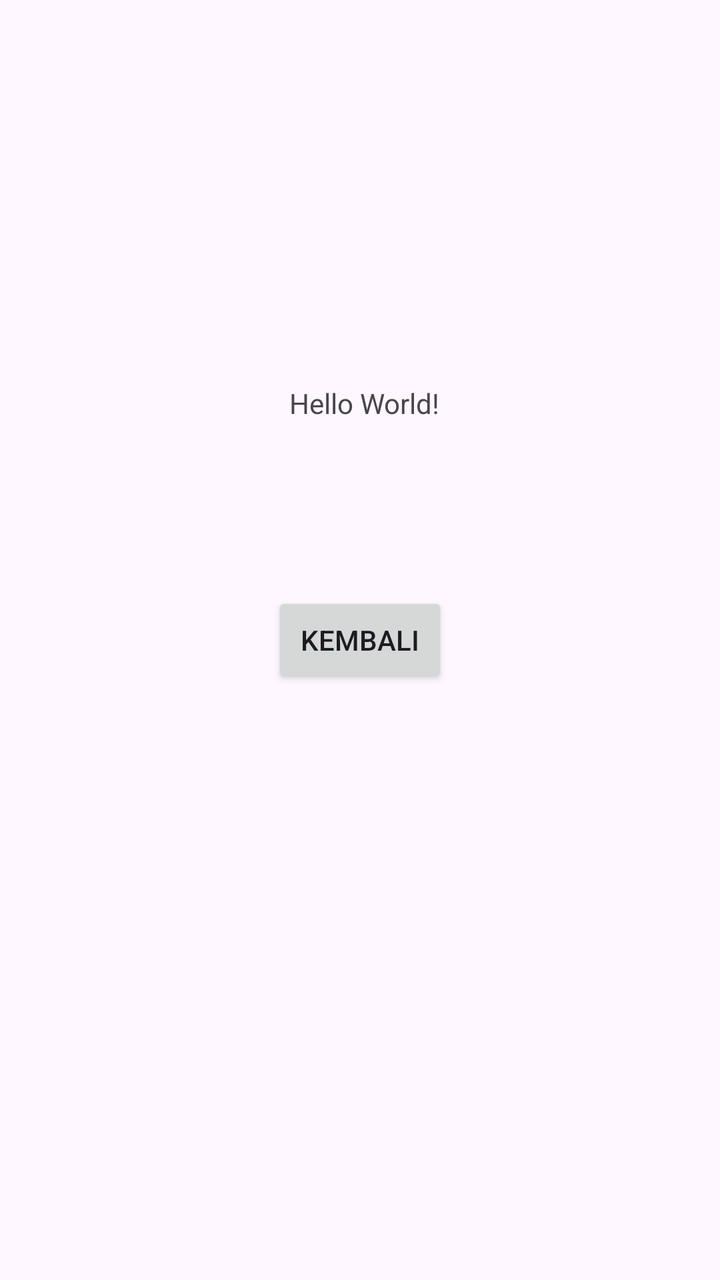
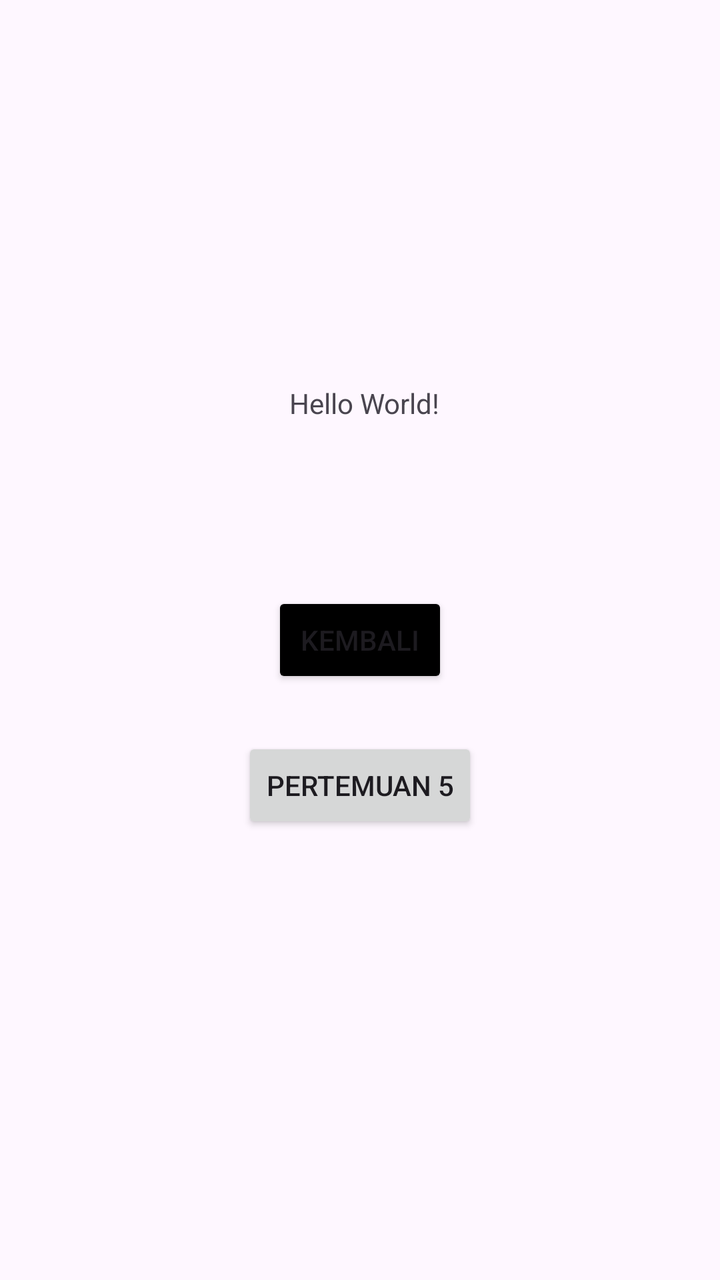

Screens rendered from an Android XML layout before and after an edit, with the pre-edit source and the edit as a unified diff.
<!-- AndroidManifest.xml: application theme Theme.Mars_nayna -->
<!-- res/layout/activity_main.xml -->
<?xml version="1.0" encoding="utf-8"?>
<androidx.constraintlayout.widget.ConstraintLayout xmlns:android="http://schemas.android.com/apk/res/android"
    xmlns:app="http://schemas.android.com/apk/res-auto"
    xmlns:tools="http://schemas.android.com/tools"
    android:id="@+id/main"
    android:layout_width="match_parent"
    android:layout_height="match_parent"
    tools:context=".MainActivity">

    <TextView
        android:layout_width="wrap_content"
        android:layout_height="wrap_content"
        android:layout_marginTop="192dp"
        android:text="Hello World!"
        app:layout_constraintEnd_toEndOf="parent"
        app:layout_constraintHorizontal_bias="0.508"
        app:layout_constraintStart_toStartOf="parent"
        app:layout_constraintTop_toTopOf="parent" />

    <Button
        android:id="@+id/btnKirim"
        android:layout_width="wrap_content"
        android:layout_height="wrap_content"
        android:text="Kembali"
        app:layout_constraintBottom_toBottomOf="parent"
        app:layout_constraintEnd_toEndOf="parent"
        app:layout_constraintStart_toStartOf="parent"
        app:layout_constraintTop_toTopOf="parent" />

</androidx.constraintlayout.widget.ConstraintLayout>
<!-- resources referenced by this layout -->
<resources>
  <style name="Theme.Mars_nayna" parent="Base.Theme.Mars_nayna" />
  <style name="Base.Theme.Mars_nayna" parent="Theme.Material3.DayNight.NoActionBar">
          
          
      </style>
</resources>

<!-- the commit's change to res/layout/activity_main.xml (unified diff, before → after) -->
@@ -18,13 +18,26 @@
         app:layout_constraintTop_toTopOf="parent" />
 
     <Button
-        android:id="@+id/btnKirim"
+        android:id="@+id/btnToFourth"
         android:layout_width="wrap_content"
         android:layout_height="wrap_content"
         android:text="Kembali"
         app:layout_constraintBottom_toBottomOf="parent"
         app:layout_constraintEnd_toEndOf="parent"
+        android:backgroundTint="@color/black"
         app:layout_constraintStart_toStartOf="parent"
         app:layout_constraintTop_toTopOf="parent" />
 
+    <Button
+        android:id="@+id/btnToFifth"
+        android:layout_width="wrap_content"
+        android:layout_height="wrap_content"
+        android:text="Pertemuan 5"
+        app:layout_constraintBottom_toBottomOf="parent"
+        app:layout_constraintEnd_toEndOf="parent"
+        app:layout_constraintStart_toStartOf="parent"
+
+        app:layout_constraintTop_toTopOf="parent"
+        app:layout_constraintVertical_bias="0.623" />
+
 </androidx.constraintlayout.widget.ConstraintLayout>
<!-- resource entries referenced after the edit -->
@@ -1,5 +1,6 @@
 <!-- resources referenced by this layout -->
 <resources>
+  <color name="black">#FF000000</color>
   <style name="Theme.Mars_nayna" parent="Base.Theme.Mars_nayna" />
   <style name="Base.Theme.Mars_nayna" parent="Theme.Material3.DayNight.NoActionBar">
           
